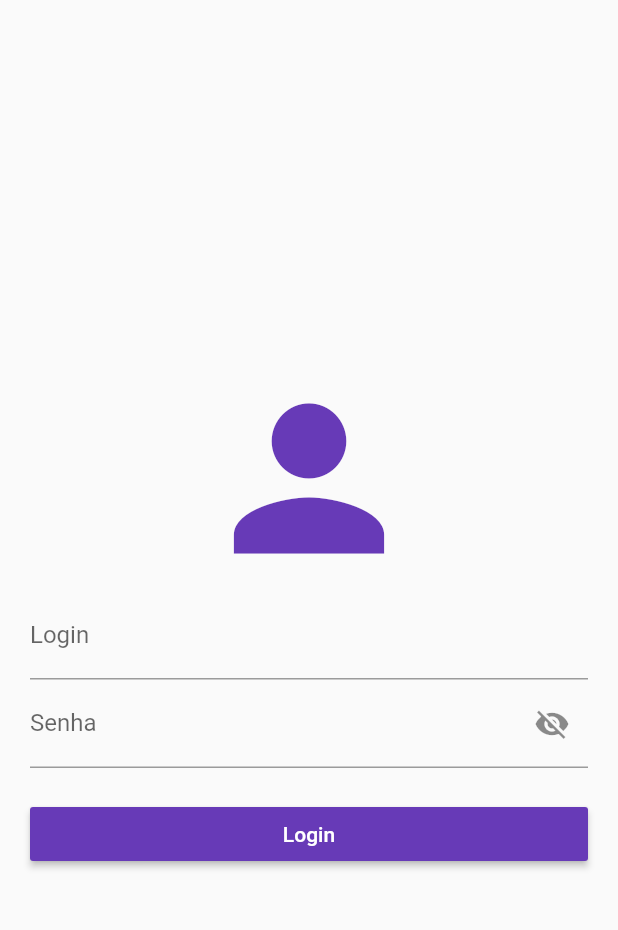
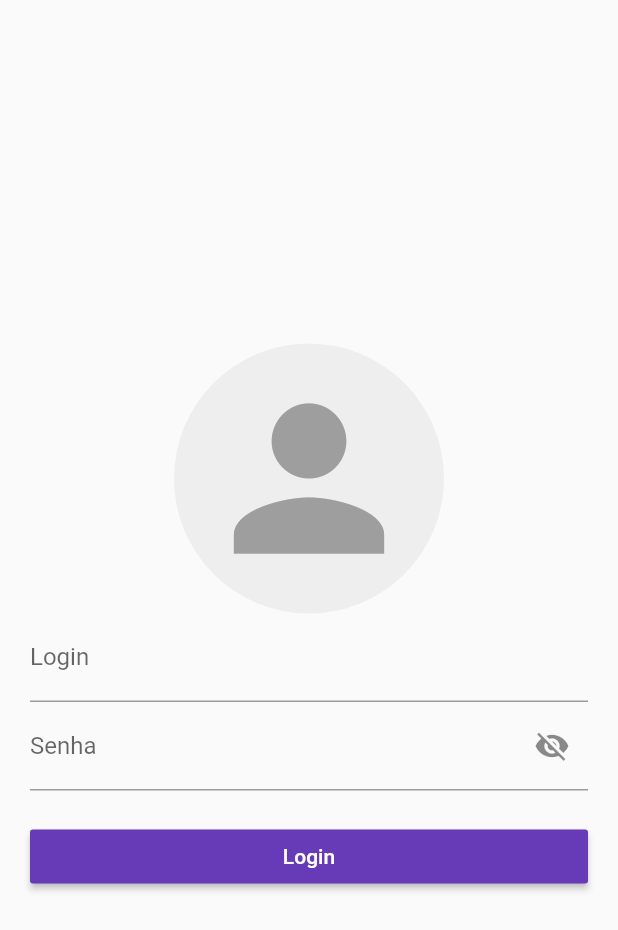
Before and after one commit to kaironferreira/flutter_using_api, a Flutter app: the screen it shows after launch, on a phone screen of 412 x 824 dp. Shown: the top 930 px of the screen. Run offline on Flutter 3.47's test engine with Material 2 defaults, Android fonts, the phone set to English and light mode, and no system bars.

```diff
--- a/lib/views/login_page.dart
+++ b/lib/views/login_page.dart
@@ -20,11 +20,20 @@ class _LoginPageState extends State<LoginPage> {
         padding: EdgeInsets.all(20),
         child: Column(
           mainAxisAlignment: MainAxisAlignment.center,
+          crossAxisAlignment: CrossAxisAlignment.center,
           children: [
-            Icon(
-              Icons.person,
-              color: Colors.deepPurple,
-              size: 150,
+            Container(
+              height: 180,
+              width: 180,
+              decoration: BoxDecoration(
+                shape: BoxShape.circle,
+                color: Colors.grey.shade200,
+              ),
+              child: Icon(
+                Icons.person,
+                color: Colors.grey.shade500,
+                size: 150,
+              ),
             ),
             TextField(
               onChanged: _loginController.setLogin,
```
Also changed, not shown: screenshot_01.jpg (added), screenshot_02.jpg (added), 1 other file.
